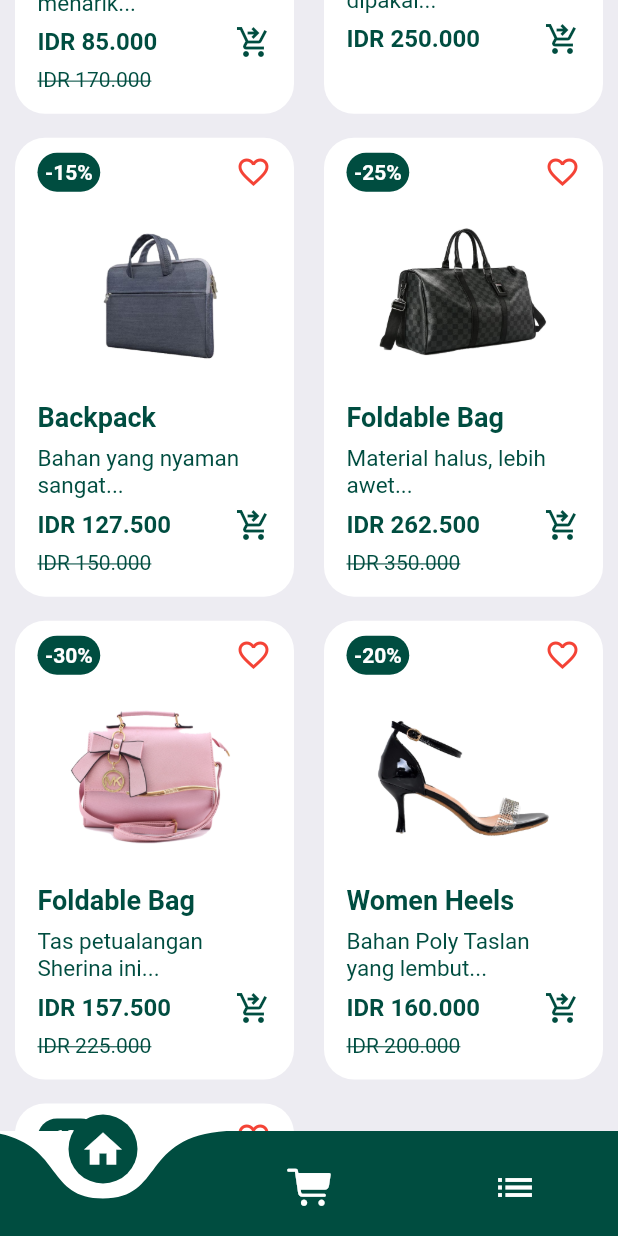
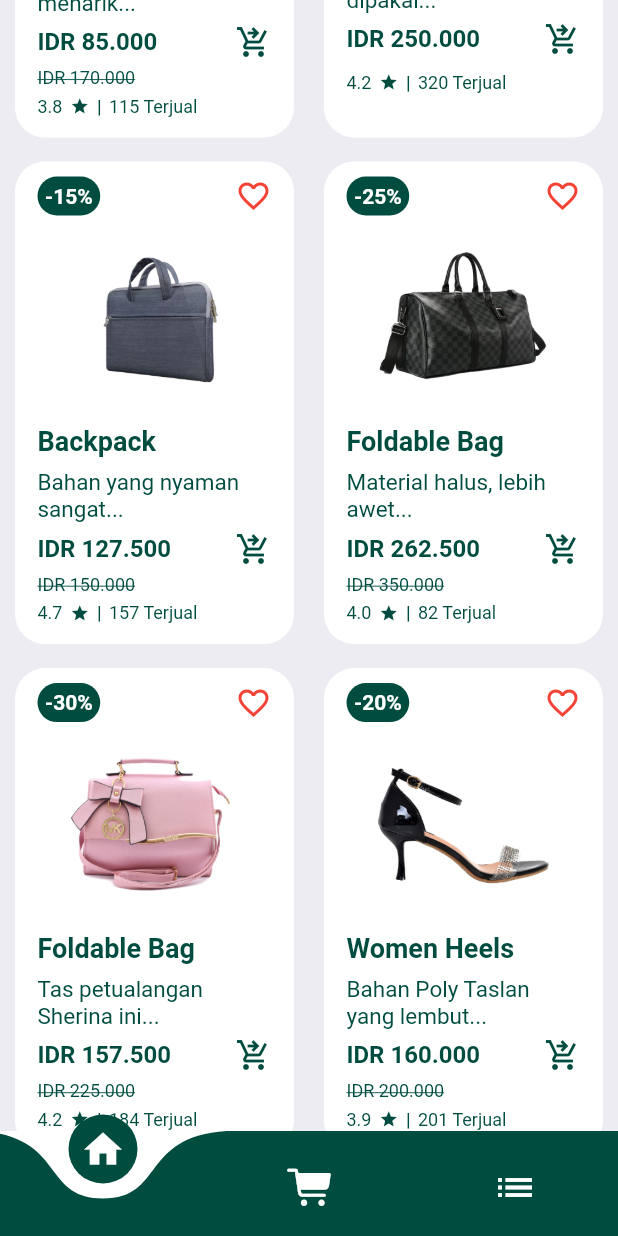
Before and after one commit to rafiardinata/Project-Digital-E-Commerce-Flutter, a Flutter app: the screen it shows after launch, scrolled down 576 dp, on a phone screen of 412 x 824 dp. Run offline on Flutter 3.47's test engine with Material 2 defaults, Android fonts, the phone set to English and light mode, and no system bars; drawn by our look-alikes of curved_navigation_bar; our stand-ins replace badges, flutter_rating_bar, get; missing offline and left inert: clippy_flutter.

Commit message:
Update ItemsWidget

```diff
--- a/lib/widgets/ItemsWidget.dart
+++ b/lib/widgets/ItemsWidget.dart
@@ -1,6 +1,7 @@
-// ignore_for_file: file_names, use_key_in_widget_constructors, library_private_types_in_public_api, prefer_const_constructors, unnecessary_string_interpolations
+// ignore_for_file: file_names, use_key_in_widget_constructors, library_private_types_in_public_api, prefer_const_constructors, unnecessary_string_interpolations, unused_import
 
 import 'package:flutter/material.dart';
+import 'package:get/get_connect/http/src/utils/utils.dart';
 
 class ItemsWidget extends StatefulWidget {
   @override
@@ -59,6 +60,30 @@ class _ItemsWidgetState extends State<ItemsWidget> {
     "IDR 140.000",
   ];
 
+  final List<String> listRating = [
+    "4.5",
+    "3.8",
+    "4.2",
+    "4.7",
+    "4.0",
+    "4.2",
+    "3.9",
+    "4.5",
+    "4.5",
+  ];
+
+  final List<String> listSales = [
+    "238",
+    "115",
+    "320",
+    "157",
+    "82",
+    "184",
+    "201",
+    "95",
+    "250",
+  ];
+
   @override
   Widget build(BuildContext context) {
     return Column(
@@ -85,7 +110,7 @@ class _ItemsWidgetState extends State<ItemsWidget> {
                 });
               },
               icon: Icon(Icons.grid_view),
-              color: isGridView ? Colors.blue : Colors.grey,
+              color: isGridView ? Color(0xFF004D40) : Colors.grey,
             ),
             IconButton(
               onPressed: () {
@@ -94,7 +119,7 @@ class _ItemsWidgetState extends State<ItemsWidget> {
                 });
               },
               icon: Icon(Icons.list),
-              color: isGridView ? Colors.grey : Colors.blue,
+              color: isGridView ? Colors.grey : Color(0xFF004D40),
             ),
           ],
         ),
@@ -108,7 +133,7 @@ class _ItemsWidgetState extends State<ItemsWidget> {
   // Fungsi untuk membuat tampilan Grid View
   Widget buildGridView() {
     return GridView.count(
-      childAspectRatio: 0.64,
+      childAspectRatio: 0.61,
       physics: NeverScrollableScrollPhysics(),
       crossAxisCount: 2,
       shrinkWrap: true,
@@ -232,7 +257,7 @@ class _ItemsWidgetState extends State<ItemsWidget> {
                 mainAxisAlignment: MainAxisAlignment.spaceBetween,
                 children: [
                   Text(
-                    "${listHarga[i]}",
+                    listHarga[i],
                     style: TextStyle(
                       fontSize: 16,
                       fontWeight: FontWeight.bold,
@@ -254,9 +279,9 @@ class _ItemsWidgetState extends State<ItemsWidget> {
                 mainAxisAlignment: MainAxisAlignment.spaceBetween,
                 children: [
                   Text(
-                    "${listHarga[i]}",
+                    listHarga[i],
                     style: TextStyle(
-                      fontSize: 14,
+                      fontSize: 12,
                       color: Color(0xFF004D40),
                       decoration: TextDecoration.lineThrough,
                     ),
@@ -264,6 +289,43 @@ class _ItemsWidgetState extends State<ItemsWidget> {
                 ],
               ),
             ),
+          Padding(
+            padding: EdgeInsets.symmetric(vertical: 5),
+            child: Row(
+              children: [
+                Text(
+                  listRating[i],
+                  style: TextStyle(
+                    fontSize: 12,
+                    color: Color(0xFF004D40),
+                  ),
+                ),
+                SizedBox(width: 5),
+                Icon(
+                  Icons.star,
+                  size: 13,
+                  color: Color(0xFF004D40),
+                ),
+                SizedBox(width: 5),
+                Text(
+                  "|",
+                  style: TextStyle(
+                    fontSize: 12,
+                    fontWeight: FontWeight.bold,
+                    color: Color(0xFF004D40),
+                  ),
+                ),
+                SizedBox(width: 5),
+                Text(
+                  "${listSales[i]} Terjual",
+                  style: TextStyle(
+                    fontSize: 12,
+                    color: Color(0xFF004D40),
+                  ),
+                ),
+              ],
+            ),
+          ),
         ],
       ),
     );
```
